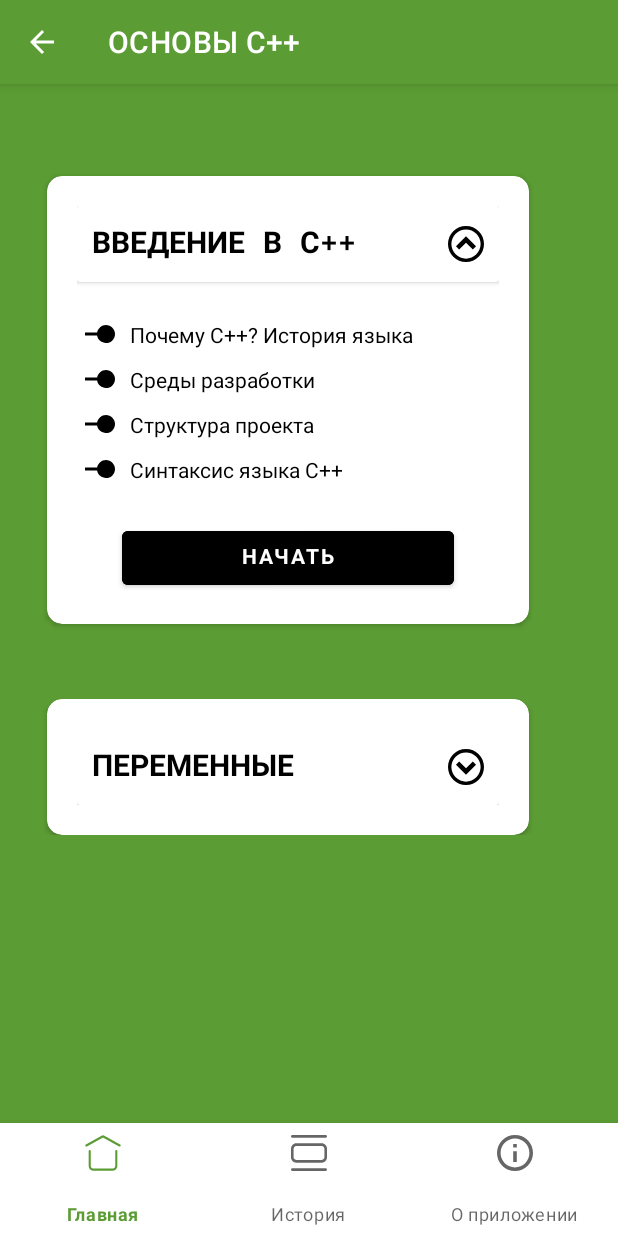
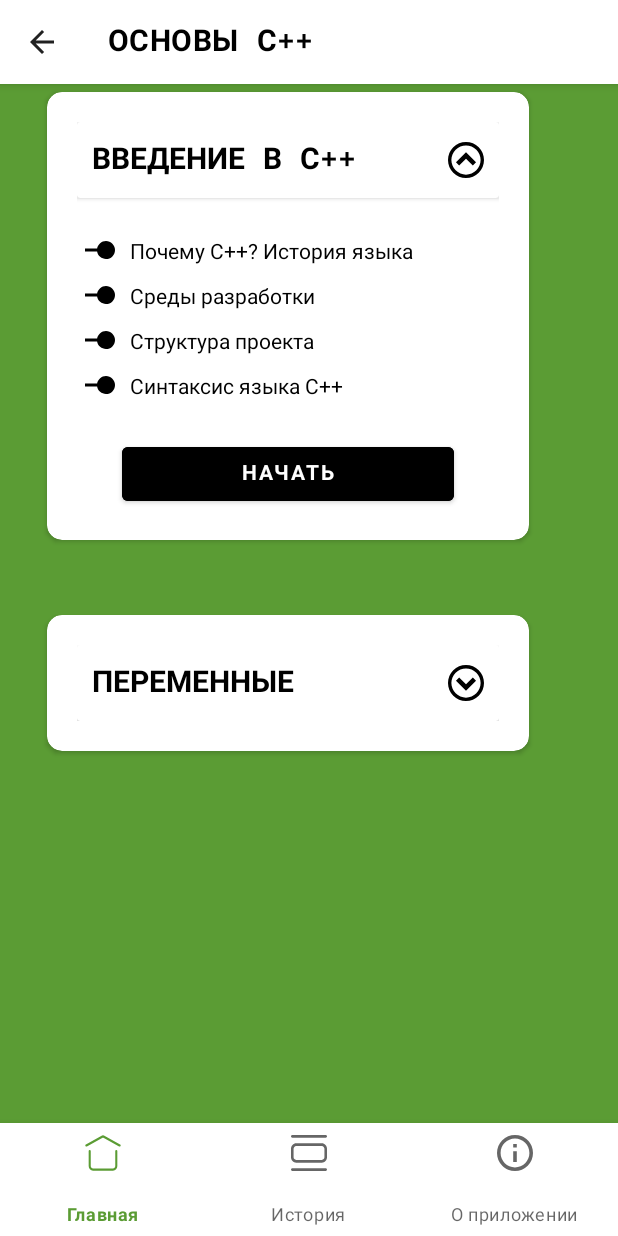
Before and after one commit to soni1541/Itisit-Android, an Android app: the screen it shows after launch (MainActivity), after a tap on "ИЗУЧИТЬ", on a phone screen of 412 x 824 dp. Run offline under Robolectric (Android 15) with nearby library versions, the phone set to English and light mode, and no system bars.

Commit message:
Начат toolbar

```diff
--- a/app/src/main/java/com/example/itisit/Course1_Test_Fragment.java
+++ b/app/src/main/java/com/example/itisit/Course1_Test_Fragment.java
@@ -273,6 +273,7 @@ public class Course1_Test_Fragment extends Fragment implements View.OnClickListe
         }
         else if (current_index_question == questions.size())
         {
+            Current_Fragment.now_fragment = 1;
             getParentFragmentManager()
                     .beginTransaction()
                     .replace(R.id.fragment1, result_test_fragment)
--- a/app/src/main/java/com/example/itisit/Course2_Test_Fragment.java
+++ b/app/src/main/java/com/example/itisit/Course2_Test_Fragment.java
@@ -281,6 +281,7 @@ public class Course2_Test_Fragment extends Fragment implements View.OnClickListe
         }
         else if (current_index_question == questions.size())
         {
+            Current_Fragment.now_fragment = 1;
             getParentFragmentManager()
                     .beginTransaction()
                     .replace(R.id.fragment1, result_test_fragment)
--- a/app/src/main/java/com/example/itisit/HomeFragment.java
+++ b/app/src/main/java/com/example/itisit/HomeFragment.java
@@ -2,6 +2,7 @@ package com.example.itisit;
 
 import android.os.Bundle;
 
+import androidx.appcompat.app.AppCompatActivity;
 import androidx.fragment.app.Fragment;
 
 import android.view.LayoutInflater;
@@ -50,6 +51,13 @@ public class HomeFragment extends Fragment {
     public void onCreate(Bundle savedInstanceState) {
         super.onCreate(savedInstanceState);
         setRetainInstance(true);
+        ((AppCompatActivity) getActivity()).getSupportActionBar()
+                .setTitle("ITISIT");
+        ((AppCompatActivity) getActivity()).getSupportActionBar()
+                .setDisplayHomeAsUpEnabled(false);
+        ((AppCompatActivity) getActivity()).getSupportActionBar()
+                .setDisplayShowHomeEnabled(false);
+
         if (getArguments() != null) {
             mParam1 = getArguments().getString(ARG_PARAM1);
             mParam2 = getArguments().getString(ARG_PARAM2);
@@ -60,6 +68,8 @@ public class HomeFragment extends Fragment {
     public View onCreateView(LayoutInflater inflater, ViewGroup container,
                              Bundle savedInstanceState) {
         // Inflate the layout for this fragment
+        ((AppCompatActivity) getActivity()).getSupportActionBar()
+                .setTitle("ITISIT");
         return inflater.inflate(R.layout.fragment_home, container, false);
     }
 }
--- a/app/src/main/java/com/example/itisit/MainActivity.java
+++ b/app/src/main/java/com/example/itisit/MainActivity.java
@@ -1,7 +1,9 @@
 package com.example.itisit;
 
 import androidx.annotation.NonNull;
+import androidx.appcompat.app.ActionBar;
 import androidx.appcompat.app.AppCompatActivity;
+import androidx.appcompat.widget.Toolbar;
 
 import android.content.pm.ActivityInfo;
 import android.os.Bundle;
@@ -28,7 +30,7 @@ public class MainActivity extends AppCompatActivity {
 
     private Course2_Test_Fragment course2_test_fragment = new Course2_Test_Fragment();
 
-
+    private Toolbar toolbar;
 
     @Override
     protected void onCreate(Bundle savedInstanceState) {
@@ -37,7 +39,9 @@ public class MainActivity extends AppCompatActivity {
 
         setRequestedOrientation(ActivityInfo.SCREEN_ORIENTATION_PORTRAIT);
 
-        setTitle("ITISIT");
+        toolbar = (Toolbar) findViewById(R.id.toolbar);
+        setSupportActionBar(toolbar);
+        toolbar.setTitleTextAppearance(this, R.style.SourseCodeProBoldTextAppearance);
 
         bottomNavigationView = findViewById(R.id.bottom_nav);
         bottomNavigationView.setOnItemSelectedListener(new NavigationBarView.OnItemSelectedListener() {
--- a/app/src/main/java/com/example/itisit/Result_Test_Fragment.java
+++ b/app/src/main/java/com/example/itisit/Result_Test_Fragment.java
@@ -67,7 +67,7 @@ public class Result_Test_Fragment extends Fragment implements View.OnClickListen
         Button exit_course = (Button) view.findViewById(R.id.button_exit_course);
 
         TextView textView_content_course_now = (TextView) view.findViewById(R.id.textView_content_course);
-        textView_content_course_now.setText("Вы прошли тему \"" + History_Courses.currentCourses.get(History_Courses.currentCourses.size() - 1).name_content_course_now + "\"");
+        textView_content_course_now.setText("Вы прошли тему\n\"" + History_Courses.currentCourses.get(History_Courses.currentCourses.size() - 1).name_content_course_now + "\"");
 
         exit_course.setOnClickListener(this);
 
--- a/app/src/main/res/layout/activity_main.xml
+++ b/app/src/main/res/layout/activity_main.xml
@@ -5,6 +5,26 @@
     android:layout_width="match_parent"
     android:layout_height="match_parent"
     tools:context=".MainActivity">
+
+    <com.google.android.material.appbar.AppBarLayout
+        android:layout_width="0dp"
+        android:layout_height="wrap_content"
+        app:layout_constraintEnd_toEndOf="parent"
+        app:layout_constraintStart_toStartOf="parent"
+        app:layout_constraintTop_toTopOf="parent">
+
+        <androidx.appcompat.widget.Toolbar
+            android:id="@+id/toolbar"
+            android:layout_width="match_parent"
+            android:layout_height="wrap_content"
+            android:background="@color/white"
+            android:minHeight="?attr/actionBarSize"
+            android:theme="?attr/actionBarTheme"
+            app:subtitleTextAppearance="@style/SourseCodeProBoldTextAppearance"
+            app:title="ITISIT"
+            app:titleTextColor="#000000" />
+
+    </com.google.android.material.appbar.AppBarLayout>
 
     <FrameLayout
         android:id="@+id/fragment1"
@@ -15,7 +35,10 @@
         app:layout_constraintHorizontal_bias="1.0"
         app:layout_constraintStart_toEndOf="parent"
         app:layout_constraintTop_toTopOf="parent"
-        app:layout_constraintVertical_bias="1.0" />
+        app:layout_constraintVertical_bias="1.0" >
+
+
+    </FrameLayout>
 
     <com.google.android.material.bottomnavigation.BottomNavigationView
         android:id="@+id/bottom_nav"
--- a/app/src/main/res/layout/fragment_about.xml
+++ b/app/src/main/res/layout/fragment_about.xml
@@ -42,7 +42,7 @@
                 android:layout_height="wrap_content"
                 android:layout_margin="10dp"
                 android:fontFamily="@font/source_code_pro"
-                android:text="Изучение программирования в интерактивной форме"
+                android:text="Изучение программирования на С++"
                 android:textColor="#000000" />
 
             <TextView
--- a/app/src/main/res/layout/fragment_content_course.xml
+++ b/app/src/main/res/layout/fragment_content_course.xml
@@ -223,6 +223,7 @@
                 android:layout_marginStart="30dp"
                 android:layout_marginTop="50dp"
                 android:layout_marginEnd="30dp"
+                android:layout_marginBottom="60dp"
                 android:background="#FFFFFF"
                 app:cardCornerRadius="10dp">
 
--- a/app/src/main/res/values/themes.xml
+++ b/app/src/main/res/values/themes.xml
@@ -1,6 +1,6 @@
 <resources xmlns:tools="http://schemas.android.com/tools">
     <!-- Base application theme. -->
-    <style name="Theme.Itisit" parent="Theme.MaterialComponents.DayNight.DarkActionBar">
+    <style name="Theme.Itisit" parent="Theme.MaterialComponents.DayNight.NoActionBar">
         <!-- Primary brand color. -->
         <item name="colorPrimary">#5B9C34</item>
         <item name="colorPrimaryVariant">#5B9C34</item>
@@ -17,7 +17,7 @@
 
     </style>
 
-    <style name="TextAppearance.AppCompat.Widget.ActionBar.Title" parent="@android:style/TextAppearance">
+    <style name="SourseCodeProBoldTextAppearance">
         <item name="android:fontFamily">@font/source_code_pro_bold</item>
     </style>
 </resources>
```
Also changed, not shown: app/src/main/java/com/example/itisit/Course1_Theory_Fragment.java (+7 -0 lines), app/src/main/java/com/example/itisit/Course2_Theory_Fragment.java (+7 -0 lines).
